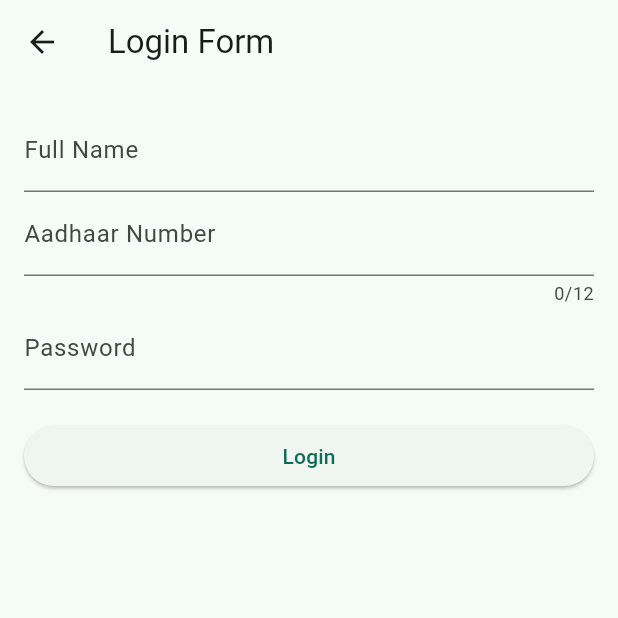
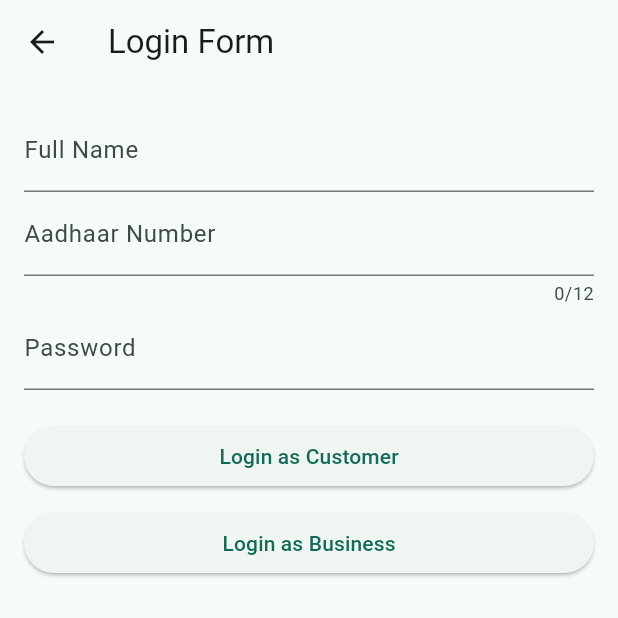
Before and after one commit to arjunnain17/janmanch, a Flutter app: the screen it shows after launch, after a tap on "Login", on a phone screen of 412 x 824 dp, the top half of it. Run offline on Flutter 3.47's test engine with Material 3 defaults, Android fonts, the light colour scheme and no system bars; network calls fail.

Commit message:
business page

```diff
--- a/lib/log.dart
+++ b/lib/log.dart
@@ -1,5 +1,6 @@
 import 'package:flutter/material.dart';
 import 'option.dart'; // Make sure option.dart is imported to use OptionsScreen
+import 'businesslandingpage.dart'; // Import the BusinessLandingPage
 
 class LogPage extends StatefulWidget {
   const LogPage({super.key});
@@ -83,9 +84,24 @@ class _LogPageState extends State<LogPage> {
                 },
               ),
               const SizedBox(height: 20),
+              // Change Login button to "Login as Customer" (leading to nowhere)
               ElevatedButton(
-                onPressed: _submitForm,
-                child: const Text('Login'),
+                onPressed: () {
+                  // Do nothing when this button is pressed
+                },
+                child: const Text('Login as Customer'),
+              ),
+              const SizedBox(height: 10), // Space between buttons
+              // New "Login as Business" button
+              ElevatedButton(
+                onPressed: () {
+                  // Navigate to BusinessLandingPage
+                  Navigator.push(
+                    context,
+                    MaterialPageRoute(builder: (context) => BusinessLandingPage()), // Navigate to BusinessLandingPage
+                  );
+                },
+                child: const Text('Login as Business'),
               ),
             ],
           ),
--- a/lib/main.dart
+++ b/lib/main.dart
@@ -140,38 +140,6 @@ class _MyHomePageState extends State<MyHomePage> {
                   ),
                 ),
               ),
-              const SizedBox(height: 20), // Space between buttons
-              // Categories Button (newly added)
-              MouseRegion(
-                onEnter: (_) {
-                  setState(() {
-                    _isHovered = true;
-                  });
-                },
-                onExit: (_) {
-                  setState(() {
-                    _isHovered = false;
-                  });
-                },
-                child: AnimatedContainer(
-                  duration: const Duration(milliseconds: 200),
-                  transform: Matrix4.translationValues(0, _isHovered ? -5 : 0, 0), // Bouncy effect
-                  child: ElevatedButton(
-                    onPressed: () {
-                      // Navigate to CategoriesPage in categories.dart
-                      Navigator.push(
-                        context,
-                        MaterialPageRoute(builder: (context) => const CategoriesPage()), // Assuming CategoriesPage is in categories.dart
-                      );
-                    },
-                    child: const Text('Categories'),
-                    style: ElevatedButton.styleFrom(
-                      padding: const EdgeInsets.symmetric(vertical: 20, horizontal: 40), // Increase button size
-                      textStyle: const TextStyle(fontSize: 18), // Increase font size
-                    ),
-                  ),
-                ),
-              ),
               const SizedBox(height: 40), // Space at the bottom of the page
             ],
           ),
--- a/pubspec.yaml
+++ b/pubspec.yaml
@@ -30,7 +30,6 @@ environment:
 dependencies:
   flutter:
     sdk: flutter
-
 
   # The following adds the Cupertino Icons font to your application.
   # Use with the CupertinoIcons class for iOS style icons.
```
